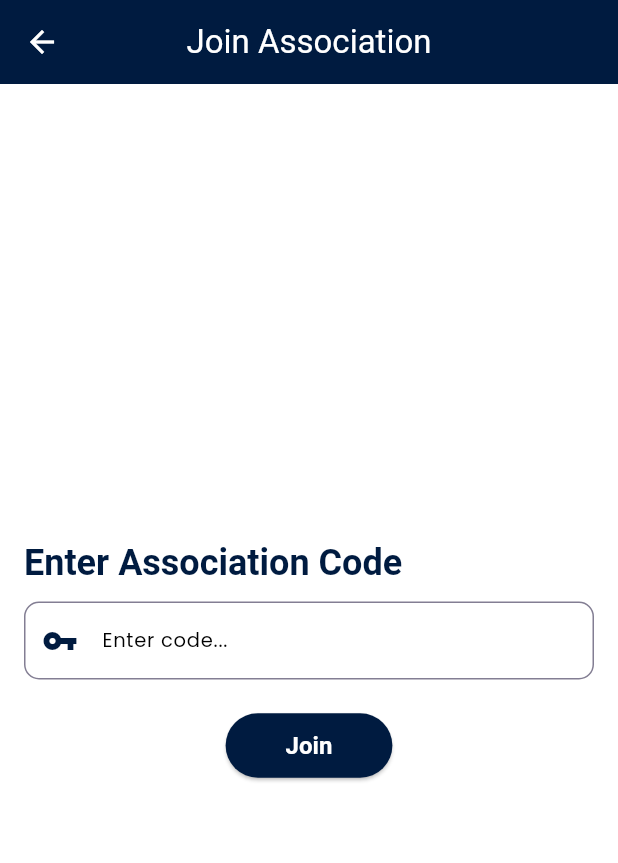
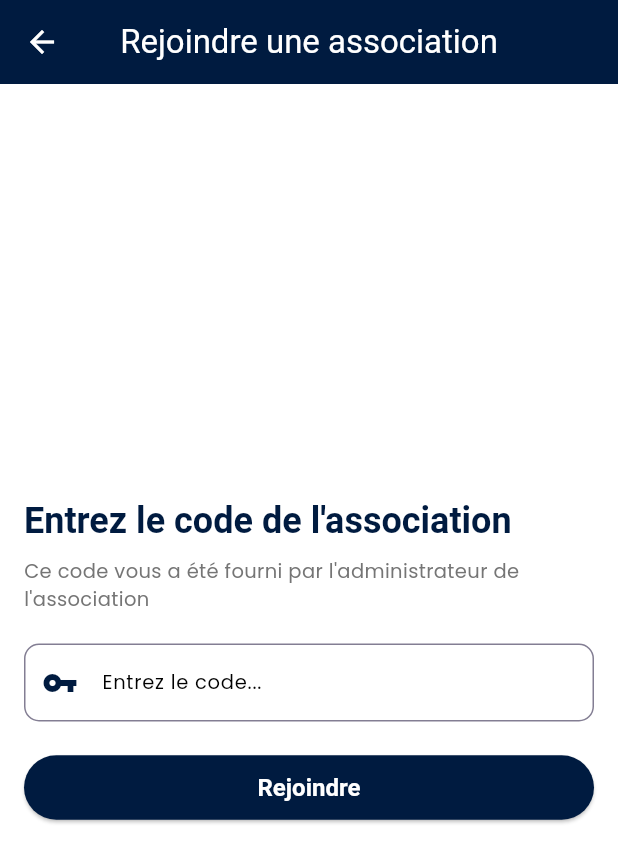
Before and after one commit to riadh-benchouche/challenge-flutter, a Flutter app: the JoinAssociationScreen screen opened by its route, on a phone screen of 412 x 824 dp. Shown: the top 863 px of the screen. Run offline on Flutter 3.47's test engine with Material 3 defaults, Android fonts, the phone set to English and light mode, and no system bars; our stand-ins replace go_router; network calls fail; Roboto replaces fonts that are missing (Poppins-Bold).

Commit message:
Join association by code

```diff
--- a/lib/providers/association_provider.dart
+++ b/lib/providers/association_provider.dart
@@ -75,14 +75,18 @@ class AssociationProvider with ChangeNotifier {
   Future<void> joinAssociation(String code) async {
     try {
       _initApiService();
+      debugPrint('Joining association with code: $code');
 
-      // await _apiService.joinAssociation(code);
-      await fetchAssociations(); // Rafraîchir la liste
+      await _apiService.joinAssociation(code);
+      // Rafraîchir les associations après avoir rejoint
+      await fetchAssociationByUser();
+      notifyListeners();
     } catch (error) {
+      debugPrint('Error joining association: $error');
       if (error.toString().contains('Session expirée')) {
         await userProvider.logout();
       }
-      throw error;
+      rethrow;
     }
   }
 }
--- a/lib/screens/associations/join_association_screen.dart
+++ b/lib/screens/associations/join_association_screen.dart
@@ -1,18 +1,78 @@
+import 'package:challenge_flutter/providers/association_provider.dart';
 import 'package:flutter/material.dart';
+import 'package:go_router/go_router.dart';
+import 'package:provider/provider.dart';
 
-class JoinAssociationScreen extends StatelessWidget {
+class JoinAssociationScreen extends StatefulWidget {
   const JoinAssociationScreen({super.key});
+
+  @override
+  State<JoinAssociationScreen> createState() => _JoinAssociationScreenState();
+}
+
+class _JoinAssociationScreenState extends State<JoinAssociationScreen> {
+  final TextEditingController _codeController = TextEditingController();
+  bool _isLoading = false;
+
+  @override
+  void dispose() {
+    _codeController.dispose();
+    super.dispose();
+  }
+
+  Future<void> _joinAssociation() async {
+    final code = _codeController.text.trim();
+    if (code.isEmpty) {
+      ScaffoldMessenger.of(context).showSnackBar(
+        const SnackBar(
+          content: Text('Veuillez entrer un code'),
+          backgroundColor: Colors.orange,
+        ),
+      );
+      return;
+    }
+
+    setState(() => _isLoading = true);
+
+    try {
+      final associationProvider =
+          Provider.of<AssociationProvider>(context, listen: false);
+      await associationProvider.joinAssociation(code);
+
+      if (mounted) {
+        ScaffoldMessenger.of(context).showSnackBar(
+          const SnackBar(
+            content: Text('Vous avez rejoint l\'association avec succès !'),
+            backgroundColor: Colors.green,
+          ),
+        );
+        context.go('/associations'); // Retour à la liste des associations
+      }
+    } catch (error) {
+      if (mounted) {
+        ScaffoldMessenger.of(context).showSnackBar(
+          SnackBar(
+            content: Text(error.toString().replaceAll('Exception: ', '')),
+            backgroundColor: Colors.red,
+          ),
+        );
+      }
+    } finally {
+      if (mounted) {
+        setState(() => _isLoading = false);
+      }
+    }
+  }
 
   @override
   Widget build(BuildContext context) {
     final theme = Theme.of(context);
-    final TextEditingController codeController = TextEditingController();
 
     return Scaffold(
       appBar: AppBar(
         backgroundColor: theme.primaryColor,
         title: const Text(
-          'Join Association',
+          'Rejoindre une association',
           style: TextStyle(color: Colors.white),
         ),
         centerTitle: true,
@@ -25,25 +85,35 @@ class JoinAssociationScreen extends StatelessWidget {
           crossAxisAlignment: CrossAxisAlignment.start,
           children: [
             Text(
-              'Enter Association Code',
+              'Entrez le code de l\'association',
               style: theme.textTheme.headlineSmall?.copyWith(
                 fontWeight: FontWeight.bold,
                 color: theme.primaryColor,
               ),
             ),
-            const SizedBox(height: 10),
+            const SizedBox(height: 8),
+            Text(
+              'Ce code vous a été fourni par l\'administrateur de l\'association',
+              style: theme.textTheme.bodyMedium?.copyWith(
+                color: Colors.grey[600],
+              ),
+            ),
+            const SizedBox(height: 20),
             TextField(
-              controller: codeController,
+              controller: _codeController,
               decoration: InputDecoration(
-                hintText: 'Enter code...',
+                hintText: 'Entrez le code...',
                 border: OutlineInputBorder(
                   borderRadius: BorderRadius.circular(10),
                 ),
                 prefixIcon: Icon(Icons.vpn_key, color: theme.primaryColor),
               ),
+              enabled: !_isLoading,
             ),
             const SizedBox(height: 20),
             Center(
+              child: SizedBox(
+                width: double.infinity,
                 child: ElevatedButton(
                   style: ElevatedButton.styleFrom(
                     backgroundColor: theme.primaryColor,
@@ -55,37 +125,20 @@ class JoinAssociationScreen extends StatelessWidget {
                       vertical: 12,
                     ),
                   ),
-                onPressed: () {
-                  // Logique pour vérifier et rejoindre l'association
-                  final code = codeController.text;
-                  if (code.isNotEmpty) {
-                    if (code == 'HWC2023') {
-                      ScaffoldMessenger.of(context).showSnackBar(
-                        const SnackBar(
-                          content: Text('Successfully joined the association!'),
-                          backgroundColor: Colors.green,
+                  onPressed: _isLoading ? null : _joinAssociation,
+                  child: _isLoading
+                      ? const SizedBox(
+                          height: 20,
+                          width: 20,
+                          child: CircularProgressIndicator(
+                            valueColor:
+                                AlwaysStoppedAnimation<Color>(Colors.white),
                           ),
-                      );
-                    } else {
-                      ScaffoldMessenger.of(context).showSnackBar(
-                        const SnackBar(
-                          content: Text('Invalid code. Please try again.'),
-                          backgroundColor: Colors.red,
+                        )
+                      : const Text(
+                          'Rejoindre',
+                          style: TextStyle(fontSize: 16, color: Colors.white),
                         ),
-                      );
-                    }
-                  } else {
-                    ScaffoldMessenger.of(context).showSnackBar(
-                      const SnackBar(
-                        content: Text('Please enter a code.'),
-                        backgroundColor: Colors.orange,
-                      ),
-                    );
-                  }
-                },
-                child: const Text(
-                  'Join',
-                  style: TextStyle(fontSize: 16, color: Colors.white),
                 ),
               ),
             ),
--- a/lib/services/api_service.dart
+++ b/lib/services/api_service.dart
@@ -21,14 +21,18 @@ class PaginatedResponse<T> {
     required this.rows,
   });
 
-  factory PaginatedResponse.fromJson(Map<String, dynamic> json, T Function(Map<String, dynamic>) fromJson) {
+  factory PaginatedResponse.fromJson(
+      Map<String, dynamic> json, T Function(Map<String, dynamic>) fromJson) {
     return PaginatedResponse(
       limit: json['limit'] ?? 0,
       page: json['page'] ?? 1,
       sort: json['sort'] ?? '',
       total: json['total'] ?? 0,
       pages: json['pages'] ?? 0,
-      rows: (json['rows'] as List<dynamic>?)?.map((item) => fromJson(item as Map<String, dynamic>)).toList() ?? [],
+      rows: (json['rows'] as List<dynamic>?)
+              ?.map((item) => fromJson(item as Map<String, dynamic>))
+              .toList() ??
+          [],
     );
   }
 }
@@ -40,11 +44,12 @@ class ApiService {
   ApiService({required this.baseUrl, this.token});
 
   Map<String, String> get headers => {
-    'Content-Type': 'application/json',
-    if (token != null) 'Authorization': 'Bearer $token',
-  };
+        'Content-Type': 'application/json',
+        if (token != null) 'Authorization': 'Bearer $token',
+      };
 
-  Future<http.Response> _handleResponse(Future<http.Response> Function() request) async {
+  Future<http.Response> _handleResponse(
+      Future<http.Response> Function() request) async {
     try {
       final response = await request();
       // debugPrint('Response status: ${response.statusCode}');
@@ -63,39 +68,39 @@ class ApiService {
 
   Future<List<Association>> getAssociationsByUser(String userId) async {
     debugPrint('Fetching associations for user $userId');
-    final response = await _handleResponse(() =>
-        http.get(Uri.parse('$baseUrl/users/$userId/associations'), headers: headers)
-    );
+    final response = await _handleResponse(() => http.get(
+        Uri.parse('$baseUrl/users/$userId/associations'),
+        headers: headers));
 
     if (response.statusCode == 200) {
       final List<dynamic> jsonData = jsonDecode(response.body);
       return jsonData.map((json) => Association.fromJson(json)).toList();
     } else {
-      throw Exception('Échec du chargement des associations : ${response.body}');
+      throw Exception(
+          'Échec du chargement des associations : ${response.body}');
     }
   }
 
   Future<List<Association>> getAssociations() async {
-    final response = await _handleResponse(() =>
-        http.get(Uri.parse('$baseUrl/associations'), headers: headers)
-    );
+    final response = await _handleResponse(
+        () => http.get(Uri.parse('$baseUrl/associations'), headers: headers));
 
     if (response.statusCode == 200) {
       final Map<String, dynamic> jsonData = jsonDecode(response.body);
       final paginatedResponse = PaginatedResponse.fromJson(
         jsonData,
-            (json) => Association.fromJson(json),
+        (json) => Association.fromJson(json),
       );
       return paginatedResponse.rows;
     } else {
-      throw Exception('Échec du chargement des associations : ${response.body}');
+      throw Exception(
+          'Échec du chargement des associations : ${response.body}');
     }
   }
 
   Future<Association> getAssociationById(String id) async {
     final response = await _handleResponse(() =>
-        http.get(Uri.parse('$baseUrl/associations/$id'), headers: headers)
-    );
+        http.get(Uri.parse('$baseUrl/associations/$id'), headers: headers));
 
     if (response.statusCode == 200) {
       return Association.fromJson(jsonDecode(response.body));
@@ -104,17 +109,21 @@ class ApiService {
     }
   }
 
-  Future<void> joinAssociation(String code) async {
-    final response = await _handleResponse(() =>
-        http.post(
-          Uri.parse('$baseUrl/associations/join'),
+  Future<Association> joinAssociation(String code) async {
+    final response = await _handleResponse(() => http.post(
+          Uri.parse('$baseUrl/associations/join/$code'),
           headers: headers,
-          body: jsonEncode({'code': code}),
-        )
-    );
+        ));
 
-    if (response.statusCode != 200) {
-      throw Exception('Code d\'association invalide : ${response.body}');
+    if (response.statusCode == 200) {
+      return Association.fromJson(jsonDecode(response.body));
     }
+
+    if (response.statusCode == 409) {
+      throw Exception('Vous êtes déjà membre de cette association');
+    }
+
+    throw Exception(
+        'Impossible de rejoindre l\'association : ${response.body}');
   }
 }
```
Lines whose indentation alone changed are shown as unchanged.
